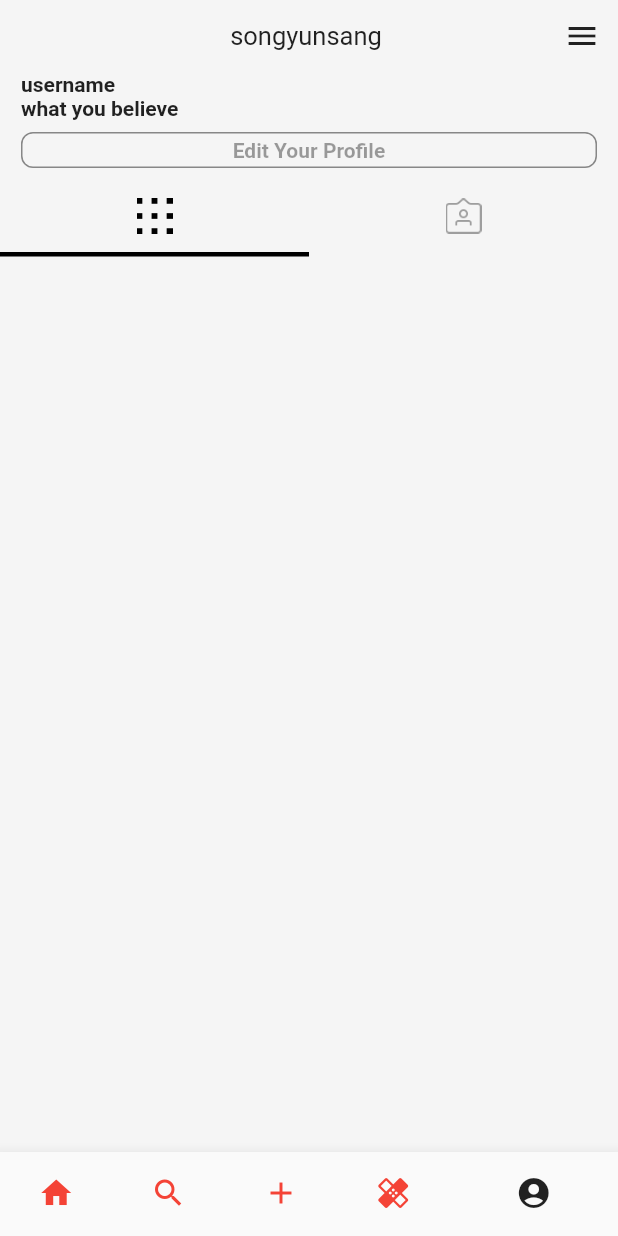
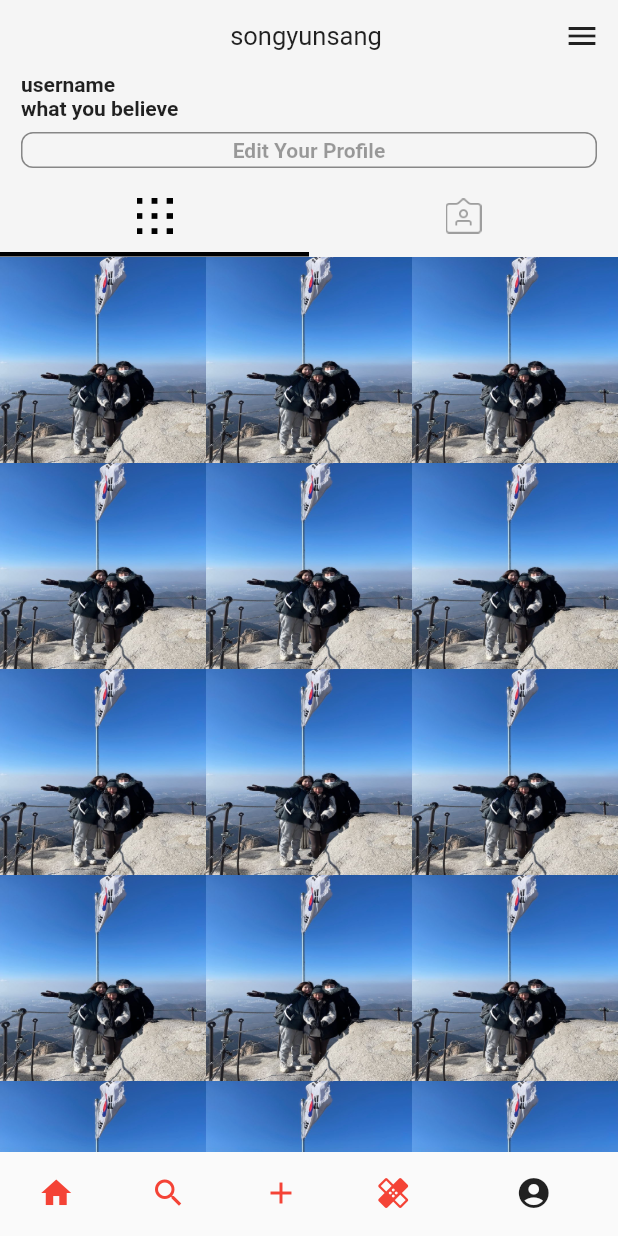
Before and after one commit to songys96/flutter_instagram_clone, a Flutter app: the screen it shows after launch, item 5 of the bottom bar chosen, on a phone screen of 412 x 824 dp. Run offline on Flutter 3.47's test engine with Material 2 defaults, Android fonts, the phone set to English and light mode, and no system bars; our stand-ins replace cached_network_image.

```diff
--- a/lib/widgets/profileBody.dart
+++ b/lib/widgets/profileBody.dart
@@ -25,7 +25,18 @@ class _ProfileBodyState extends State<ProfileBody> {
             _tapButtons(),
             _selectedIndicator()
           ]
-          ))
+          )),
+          SliverToBoxAdapter(
+            child: GridView.count(
+              crossAxisCount: 3,
+              physics: NeverScrollableScrollPhysics(),
+              shrinkWrap: true,
+              childAspectRatio: 1,
+              children: List.generate(
+                  20,
+                      (index) => Image(image: AssetImage("assets/images/avatar.jpg"))),
+            ),
+          )
         ],
       ),
     );
```
